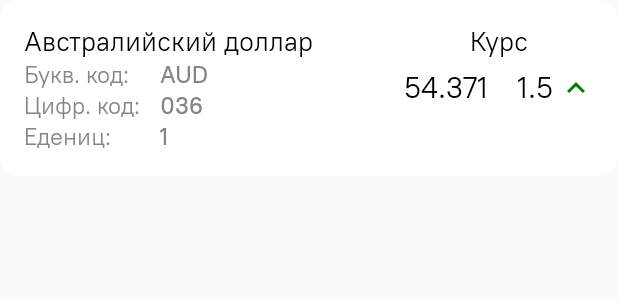
After one commit to ElbekM/Currencies-Viewer, an Android app: the layout item_exchange_info.xml on its own in the app's theme, with its tools: preview values and no code run, on a phone screen of 412 x 824 dp. The commit adds this screen. Shown: the top 300 px of the screen. Run offline under Robolectric (Android 15) with nearby library versions, the phone set to English and light mode, and no system bars.

Commit message:
Implemented app ui

```diff
--- a/app/src/main/java/com/example/currenciesviewer/MainActivity.kt
+++ b/app/src/main/java/com/example/currenciesviewer/MainActivity.kt
@@ -2,6 +2,7 @@ package com.example.currenciesviewer
 
 import androidx.appcompat.app.AppCompatActivity
 import android.os.Bundle
+import android.widget.FrameLayout
 import com.example.currenciesviewer.base.showAllowingStateLoss
 import com.example.currenciesviewer.screens.CurrencyFragment
 
@@ -9,7 +10,7 @@ class MainActivity : AppCompatActivity() {
 
     override fun onCreate(savedInstanceState: Bundle?) {
         super.onCreate(savedInstanceState)
-        setContentView(R.layout.activity_main)
+        setContentView(FrameLayout(this).apply { fitsSystemWindows = true })
 
         launchCurrencyScreen()
     }
--- a/app/src/main/java/com/example/currenciesviewer/base/BaseDialogFragment.kt
+++ b/app/src/main/java/com/example/currenciesviewer/base/BaseDialogFragment.kt
@@ -14,6 +14,7 @@ import androidx.fragment.app.DialogFragment
 import androidx.fragment.app.Fragment
 import androidx.fragment.app.FragmentManager
 import androidx.lifecycle.Observer
+import com.example.currenciesviewer.R
 import com.example.currenciesviewer.base.livedata.LiveArgEvent
 import com.example.currenciesviewer.base.livedata.LiveEvent
 
@@ -28,6 +29,7 @@ abstract class BaseDialogFragment<TViewModel> : DialogFragment() where TViewMode
         super.onCreate(savedInstanceState)
 
         isCancelable = false
+        setStyle(STYLE_NO_TITLE, R.style.AppTheme)
     }
 
     override fun onDestroyView() {
--- a/app/src/main/java/com/example/currenciesviewer/screens/CurrencyViewModel.kt
+++ b/app/src/main/java/com/example/currenciesviewer/screens/CurrencyViewModel.kt
@@ -15,7 +15,7 @@ class CurrencyViewModel(private val apiService: CurrencyService, application: Ap
             .subscribeOn(Schedulers.io())
             .observeOn(AndroidSchedulers.mainThread())
             .subscribe { currencies ->
-
+                currencies
             }
             .addToSubscriptions()
 
--- /dev/null
+++ b/app/src/main/res/drawable/ic_rate_down.xml
@@ -0,0 +1,10 @@
+<vector xmlns:android="http://schemas.android.com/apk/res/android"
+    android:width="24dp"
+    android:height="24dp"
+    android:viewportWidth="24"
+    android:viewportHeight="24"
+    android:tint="?attr/colorControlNormal">
+  <path
+      android:fillColor="@android:color/white"
+      android:pathData="M16.59,8.59L12,13.17 7.41,8.59 6,10l6,6 6,-6z"/>
+</vector>
--- /dev/null
+++ b/app/src/main/res/drawable/ic_rate_up.xml
@@ -0,0 +1,10 @@
+<vector xmlns:android="http://schemas.android.com/apk/res/android"
+    android:width="24dp"
+    android:height="24dp"
+    android:viewportWidth="24"
+    android:viewportHeight="24"
+    android:tint="?attr/colorControlNormal">
+  <path
+      android:fillColor="@android:color/white"
+      android:pathData="M12,8l-6,6 1.41,1.41L12,10.83l4.59,4.58L18,14z"/>
+</vector>
--- /dev/null
+++ b/app/src/main/res/font/pt_root_ui_font_family.xml
@@ -0,0 +1,11 @@
+<?xml version="1.0" encoding="utf-8"?>
+<font-family xmlns:app="http://schemas.android.com/apk/res-auto">
+    <font
+        app:fontStyle="normal"
+        app:fontWeight="400"
+        app:font="@font/pt_root_ui_regular" />
+    <font
+        app:fontStyle="normal"
+        app:fontWeight="700"
+        app:font="@font/pt_root_ui_medium" />
+</font-family>
--- /dev/null
+++ b/app/src/main/res/layout/item_exchange_info.xml
@@ -0,0 +1,150 @@
+<?xml version="1.0" encoding="utf-8"?>
+<com.google.android.material.card.MaterialCardView xmlns:android="http://schemas.android.com/apk/res/android"
+    xmlns:app="http://schemas.android.com/apk/res-auto"
+    xmlns:tools="http://schemas.android.com/tools"
+    android:layout_width="match_parent"
+    android:layout_height="wrap_content"
+    android:layout_marginBottom="10dp"
+    android:background="@color/color_background"
+    app:cardCornerRadius="12dp"
+    app:cardElevation="0dp">
+
+    <LinearLayout
+        android:layout_width="match_parent"
+        android:layout_height="wrap_content"
+        android:layout_margin="16dp"
+        android:baselineAligned="false"
+        android:orientation="horizontal">
+
+        <RelativeLayout
+            android:layout_width="0dp"
+            android:layout_height="wrap_content"
+            android:layout_weight="1">
+
+            <TextView
+                android:id="@+id/valuteNameTextView"
+                android:layout_width="match_parent"
+                android:layout_height="wrap_content"
+                android:textColor="@color/black"
+                android:textSize="18sp"
+                tools:text="Австралийский доллар" />
+
+            <TextView
+                android:id="@+id/valuteCharCodeTextView"
+                style="@style/ValuteInfoText"
+                android:layout_width="85dp"
+                android:layout_height="wrap_content"
+                android:layout_below="@+id/valuteNameTextView"
+                android:text="Букв. код:" />
+
+            <TextView
+                android:id="@+id/valuteCharCodeValueTextView"
+                style="@style/ValuteInfoText"
+                android:layout_width="wrap_content"
+                android:layout_height="wrap_content"
+                android:layout_below="@+id/valuteNameTextView"
+                android:layout_marginStart="5dp"
+                android:layout_toEndOf="@+id/valuteCharCodeTextView"
+                android:textStyle="bold"
+                tools:text="AUD" />
+
+            <TextView
+                android:id="@+id/valuteNumCodeTextView"
+                style="@style/ValuteInfoText"
+                android:layout_width="85dp"
+                android:layout_height="wrap_content"
+                android:layout_below="@+id/valuteCharCodeTextView"
+                android:text="Цифр. код:" />
+
+            <TextView
+                android:id="@+id/valuteNumCodeValueTextView"
+                style="@style/ValuteInfoText"
+                android:layout_width="wrap_content"
+                android:layout_height="wrap_content"
+                android:layout_below="@+id/valuteCharCodeTextView"
+                android:layout_marginStart="5dp"
+                android:layout_toEndOf="@+id/valuteNumCodeTextView"
+                android:textStyle="bold"
+                tools:text="036" />
+
+            <TextView
+                android:id="@+id/valuteNominalTextView"
+                style="@style/ValuteInfoText"
+                android:layout_width="85dp"
+                android:layout_height="wrap_content"
+                android:layout_below="@+id/valuteNumCodeTextView"
+                android:text="Едениц:" />
+
+            <TextView
+                android:id="@+id/valuteNominalValueTextView"
+                style="@style/ValuteInfoText"
+                android:layout_width="wrap_content"
+                android:layout_height="wrap_content"
+                android:layout_below="@+id/valuteNumCodeTextView"
+                android:layout_marginStart="5dp"
+                android:layout_toEndOf="@+id/valuteNominalTextView"
+                android:textStyle="bold"
+                tools:text="1" />
+
+        </RelativeLayout>
+
+        <RelativeLayout
+            android:layout_width="0dp"
+            android:layout_height="match_parent"
+            android:layout_weight="0.5">
+
+            <TextView
+                android:id="@+id/rateTextView"
+                android:layout_width="match_parent"
+                android:layout_height="wrap_content"
+                android:gravity="center"
+                android:text="Курс"
+                android:textColor="@color/black"
+                android:textSize="18sp" />
+
+            <TextView
+                android:id="@+id/currentRateValueTextView"
+                android:layout_width="match_parent"
+                android:layout_height="wrap_content"
+                android:layout_centerVertical="true"
+                android:layout_toStartOf="@+id/deltaValueTextView"
+                android:textColor="@color/black"
+                android:textSize="20sp"
+                tools:text="54.371" />
+
+            <TextView
+                android:id="@+id/deltaValueTextView"
+                android:layout_width="wrap_content"
+                android:layout_height="wrap_content"
+                android:layout_centerVertical="true"
+                android:layout_toStartOf="@+id/deltaStateUpImageView"
+                android:textColor="@color/black"
+                android:textSize="20sp"
+                tools:text="1.5" />
+
+            <ImageView
+                android:id="@+id/deltaStateUpImageView"
+                android:layout_width="24dp"
+                android:layout_height="24dp"
+                android:layout_alignParentEnd="true"
+                android:layout_centerVertical="true"
+                android:layout_marginStart="3dp"
+                android:src="@drawable/ic_rate_up"
+                app:tint="@color/green"
+                tools:ignore="ContentDescription" />
+
+            <ImageView
+                android:id="@+id/deltaStateDownImageView"
+                android:layout_width="24dp"
+                android:layout_height="24dp"
+                android:layout_alignParentEnd="true"
+                android:layout_centerVertical="true"
+                android:layout_marginStart="3dp"
+                android:src="@drawable/ic_rate_down"
+                android:visibility="gone"
+                app:tint="@color/red"
+                tools:ignore="ContentDescription" />
+        </RelativeLayout>
+
+    </LinearLayout>
+</com.google.android.material.card.MaterialCardView>
--- a/app/src/main/res/values/colors.xml
+++ b/app/src/main/res/values/colors.xml
@@ -1,6 +1,26 @@
 <?xml version="1.0" encoding="utf-8"?>
 <resources>
-    <color name="colorPrimary">#6200EE</color>
-    <color name="colorPrimaryDark">#3700B3</color>
-    <color name="colorAccent">#03DAC5</color>
+    <color name="colorPrimary">#52cc00</color>
+    <color name="colorPrimaryDark">#212121</color>
+    <color name="colorAccent">#424242</color>
+
+    <color name="white">#FFFFFF</color>
+    <color name="black">#000000</color>
+    <color name="red">#FF0000</color>
+    <color name="green">#008000</color>
+    <color name="blue">#0000FF</color>
+    <color name="lite">#F5F5F9</color>
+
+    <color name="color_background">#F9F9F9</color>
+    <color name="color_dark_gray">#445867</color>
+    <color name="disabled">#B5B5B5</color>
+
+    <color name="text_light_gray">#c2c2c2</color>
+    <color name="text_gray">#858585</color>
+    <color name="text_dark_gray">#445967</color>
+
+    <color name="snackbar_background">#202020</color>
+    <color name="error_text_color">#E10606</color>
+    <color name="warning_text_color">#F7BA00</color>
+    <color name="color_divider">#D8D8D8</color>
 </resources>
--- a/app/src/main/res/values/styles.xml
+++ b/app/src/main/res/values/styles.xml
@@ -1,10 +1,21 @@
 <resources>
     <!-- Base application theme. -->
-    <style name="AppTheme" parent="Theme.AppCompat.Light.DarkActionBar">
+    <style name="AppTheme" parent="Theme.AppCompat.Light.NoActionBar">
         <!-- Customize your theme here. -->
-        <item name="colorPrimary">@color/colorPrimary</item>
+        <item name="colorPrimary">@color/green</item>
         <item name="colorPrimaryDark">@color/colorPrimaryDark</item>
         <item name="colorAccent">@color/colorAccent</item>
+        <item name="android:fontFamily">@font/pt_root_ui_font_family</item>
+        <item name="fontFamily">@font/pt_root_ui_font_family</item>
+    </style>
+
+    <style name="Toolbar.TitleText" parent="TextAppearance.Widget.AppCompat.Toolbar.Title">
+        <item name="android:textSize">18sp</item>
+    </style>
+
+    <style name="ValuteInfoText" parent="@android:style/TextAppearance">
+        <item name="android:textSize">16sp</item>
+        <item name="android:textColor">@color/text_gray</item>
     </style>
 
 </resources>
```
Also changed, not shown: app/src/main/res/layout/activity_main.xml (deleted, +0 -18 lines), app/src/main/res/layout/fragment_currency.xml (+65 -4 lines), app/src/main/res/font/pt_mono.ttf (added), app/src/main/res/font/pt_root_ui_bold.ttf (added), app/src/main/res/font/pt_root_ui_medium.ttf (added), app/src/main/res/font/pt_root_ui_regular.ttf (added), 1 other file.
